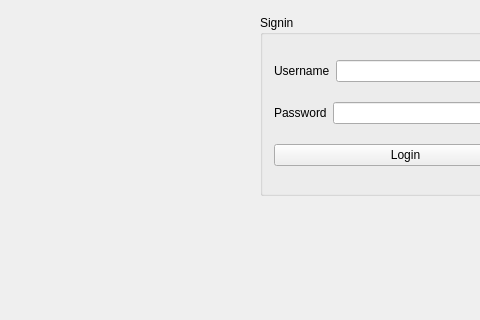
Old version of the form Udemy_Tut_For_Beginners/LoginApp/mainwindow.ui in the repository KrisToe4/qt; both pictures show x 0 to 480 and y 82 to 402 of the 563 by 402 pixel window.
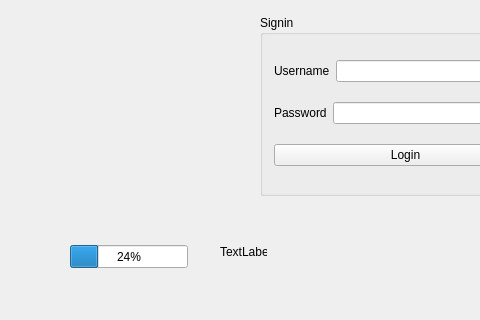
New version of the form.

Commit message: Add widgets to the status bar

```diff
--- a/Udemy_Tut_For_Beginners/LoginApp/mainwindow.ui
+++ b/Udemy_Tut_For_Beginners/LoginApp/mainwindow.ui
@@ -83,6 +83,32 @@
      <string/>
     </property>
    </widget>
+   <widget class="QLabel" name="labelStatus">
+    <property name="geometry">
+     <rect>
+      <x>220</x>
+      <y>310</y>
+      <width>47</width>
+      <height>13</height>
+     </rect>
+    </property>
+    <property name="text">
+     <string>TextLabel</string>
+    </property>
+   </widget>
+   <widget class="QProgressBar" name="progressBarStatus">
+    <property name="geometry">
+     <rect>
+      <x>70</x>
+      <y>310</y>
+      <width>118</width>
+      <height>23</height>
+     </rect>
+    </property>
+    <property name="value">
+     <number>24</number>
+    </property>
+   </widget>
   </widget>
   <widget class="QMenuBar" name="menuBar">
    <property name="geometry">
```
The commit also changes 1 other file.
